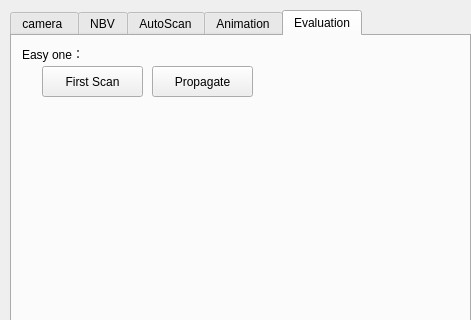
sunwaylive/quality-driven-poisson-guided-autoscanning, file Point Cloud/UI/camera_para.ui: the form before one commit; both pictures show x 0 to 471 and y 0 to 320 of the 471 by 908 pixel window.
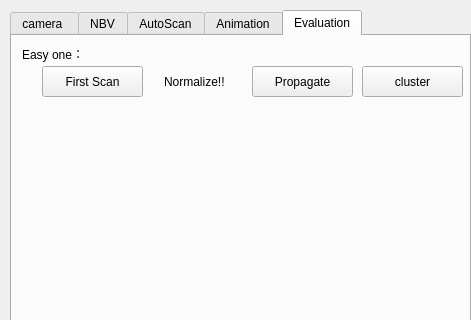
The form after the commit.

Commit message: * implement NBV cluster method

The edit to the form file:
```diff
--- a/Point Cloud/UI/camera_para.ui
+++ b/Point Cloud/UI/camera_para.ui
@@ -1610,7 +1610,7 @@
     <widget class="QPushButton" name="pushButton_visibility_propagete">
      <property name="geometry">
       <rect>
-       <x>140</x>
+       <x>240</x>
        <y>30</y>
        <width>101</width>
        <height>31</height>
@@ -1620,6 +1620,32 @@
       <string>Propagate</string>
      </property>
     </widget>
+    <widget class="QLabel" name="label_3">
+     <property name="geometry">
+      <rect>
+       <x>152</x>
+       <y>35</y>
+       <width>81</width>
+       <height>21</height>
+      </rect>
+     </property>
+     <property name="text">
+      <string>Normalize!!</string>
+     </property>
+    </widget>
+    <widget class="QPushButton" name="pushButton_visibility_cluster">
+     <property name="geometry">
+      <rect>
+       <x>350</x>
+       <y>30</y>
+       <width>101</width>
+       <height>31</height>
+      </rect>
+     </property>
+     <property name="text">
+      <string>cluster</string>
+     </property>
+    </widget>
    </widget>
   </widget>
  </widget>
```
The commit also changes 9 other files.
